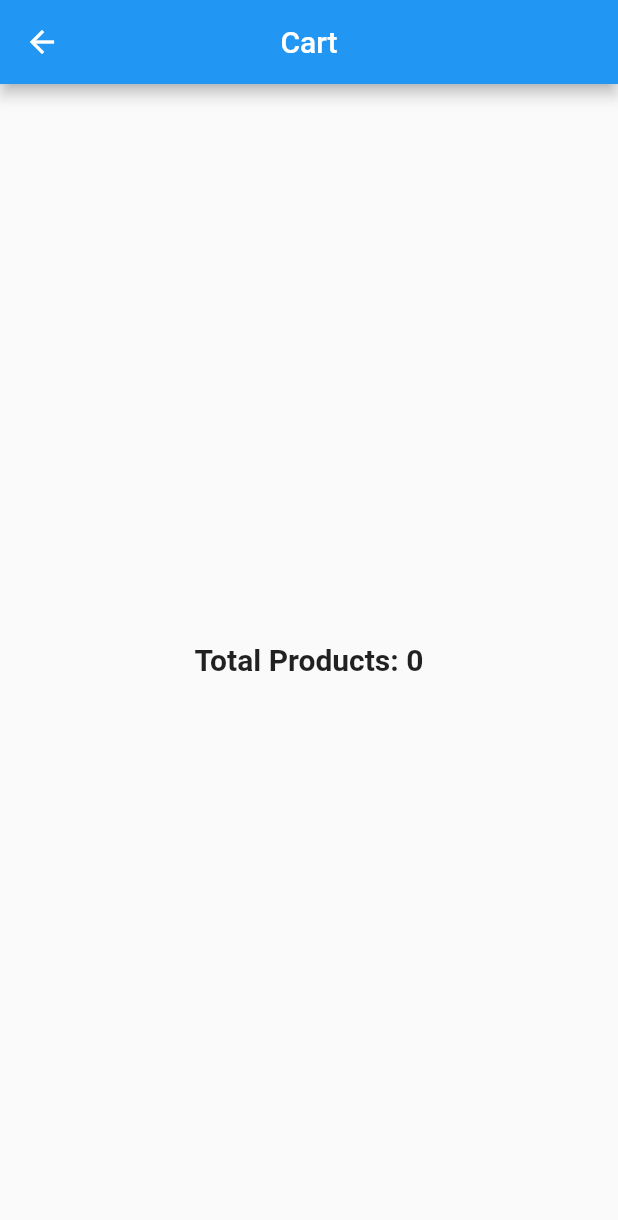
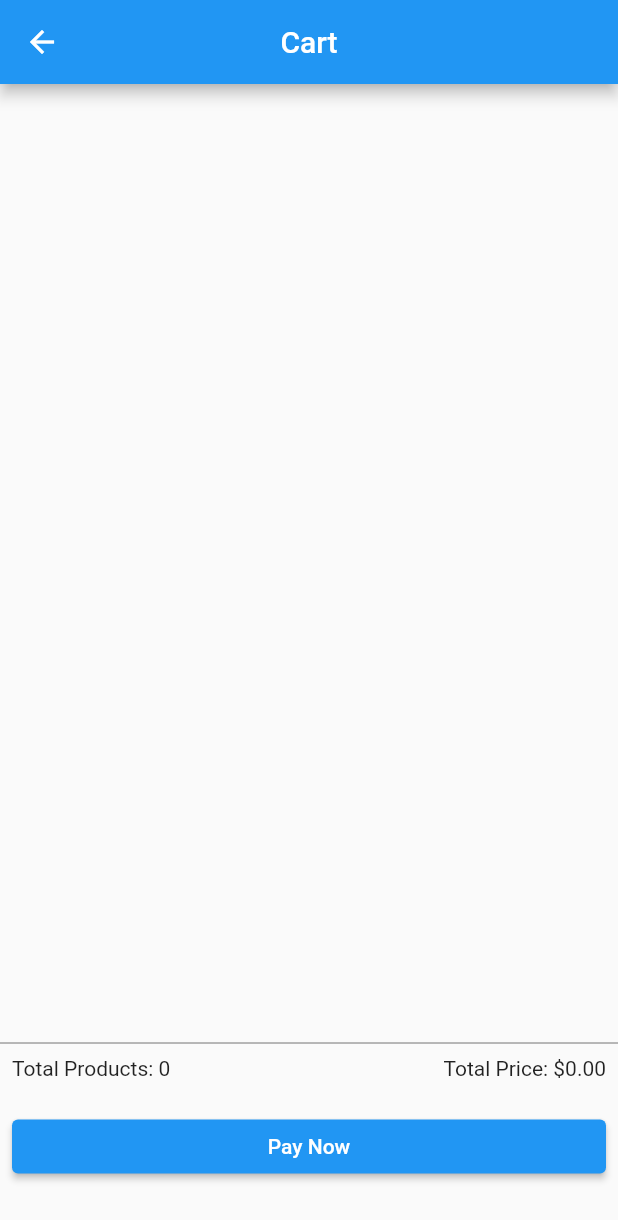
Before and after one commit to masumbillah21/OstadFlutterAssignments, a Flutter app: the screen it shows after launch, after a tap on the "shopping cart" icon, on a phone screen of 412 x 824 dp. Shown: the top 1220 px of the screen. Run offline on Flutter 3.47's test engine with Material 2 defaults, Android fonts, the phone set to English and light mode, and no system bars.

Commit message:
Re-Design Cart Page

```diff
--- a/lib/cart_page.dart
+++ b/lib/cart_page.dart
@@ -7,19 +7,64 @@ class CartPage extends StatelessWidget {
 
   @override
   Widget build(BuildContext context) {
+    double total = 0;
+    for (int i = 0; i < totalProduct.length; i++) {
+      total += totalProduct[i].price;
+    }
     return Scaffold(
       appBar: AppBar(
         title: const Text('Cart'),
         centerTitle: true,
       ),
-      body: Center(
-        child: Text(
-          "Total Products: ${totalProduct.length}",
-          style: const TextStyle(
-            fontSize: 20,
-            fontWeight: FontWeight.bold,
+      body: Column(
+        children: [
+          Expanded(
+            flex: 5,
+            child: ListView.separated(
+              itemBuilder: (context, index) => ListTile(
+                title: Text(totalProduct[index].productName),
+                subtitle:
+                    Text("\$${totalProduct[index].price.toStringAsFixed(2)}"),
+                trailing: Text("Quantity: ${totalProduct[index].qyt}"),
+              ),
+              itemCount: totalProduct.length,
+              separatorBuilder: (context, _) => const Divider(
+                height: 2,
+                color: Colors.black54,
+              ),
+            ),
           ),
-        ),
+          const Divider(
+            height: 2,
+            color: Colors.black54,
+          ),
+          Expanded(
+            flex: 1,
+            child: Padding(
+              padding: const EdgeInsets.all(8.0),
+              child: Column(
+                children: [
+                  Row(
+                    mainAxisAlignment: MainAxisAlignment.spaceBetween,
+                    crossAxisAlignment: CrossAxisAlignment.start,
+                    children: [
+                      Text("Total Products: ${totalProduct.length}"),
+                      Text("Total Price: \$${total.toStringAsFixed(2)}"),
+                    ],
+                  ),
+                  Container(
+                    margin: EdgeInsets.only(top: 20),
+                    width: double.infinity,
+                    child: ElevatedButton(
+                      onPressed: () {},
+                      child: const Text("Pay Now"),
+                    ),
+                  ),
+                ],
+              ),
+            ),
+          )
+        ],
       ),
     );
   }
```
Also changed, not shown: 1 other file.
